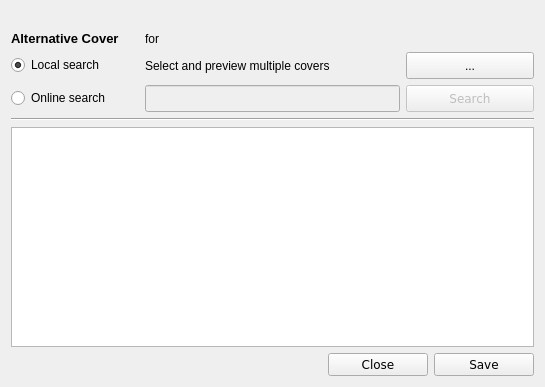
Before: the Qt Designer form branches/sayonara-885/src/GUI/alternate_covers/GUI_Alternate_Covers.ui in shahid334/sayonara-player, drawn with Qt 5.
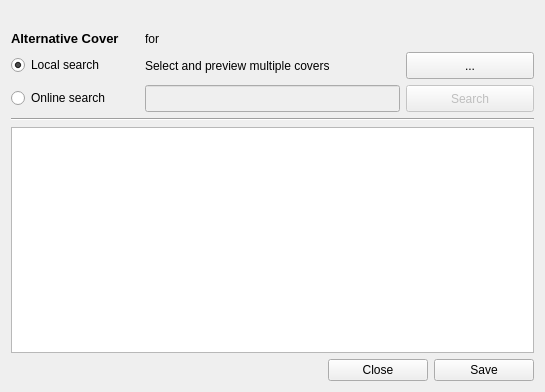
After: the same form once the commit is applied. Icons and pictures are not drawn.

Diff of the .ui file:
```diff
--- a/branches/sayonara-885/src/GUI/alternate_covers/GUI_Alternate_Covers.ui
+++ b/branches/sayonara-885/src/GUI/alternate_covers/GUI_Alternate_Covers.ui
@@ -7,7 +7,7 @@
     <x>0</x>
     <y>0</y>
     <width>545</width>
-    <height>387</height>
+    <height>392</height>
    </rect>
   </property>
   <property name="windowTitle">
@@ -51,11 +51,6 @@
        <height>27</height>
       </size>
      </property>
-     <property name="font">
-      <font>
-       <family>DejaVu Sans</family>
-      </font>
-     </property>
      <property name="focusPolicy">
       <enum>Qt::NoFocus</enum>
      </property>
@@ -154,11 +149,6 @@
        <height>220</height>
       </size>
      </property>
-     <property name="font">
-      <font>
-       <family>DejaVu Sans</family>
-      </font>
-     </property>
      <property name="verticalScrollBarPolicy">
       <enum>Qt::ScrollBarAsNeeded</enum>
      </property>
@@ -248,11 +238,6 @@
          <height>16777215</height>
         </size>
        </property>
-       <property name="font">
-        <font>
-         <family>DejaVu Sans</family>
-        </font>
-       </property>
        <property name="focusPolicy">
         <enum>Qt::NoFocus</enum>
        </property>
@@ -275,11 +260,6 @@
          <height>16777215</height>
         </size>
        </property>
-       <property name="font">
-        <font>
-         <family>DejaVu Sans</family>
-        </font>
-       </property>
        <property name="focusPolicy">
         <enum>Qt::NoFocus</enum>
        </property>
```
Left out of the diff: 31 changed lines with no effect on the pictures.
